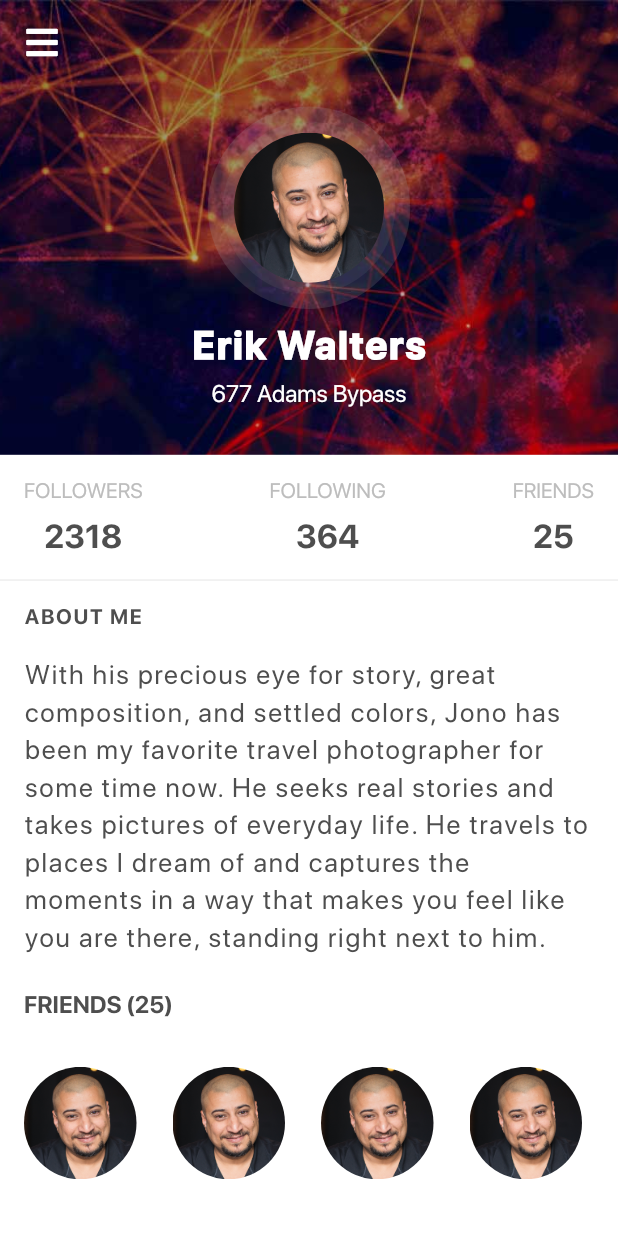
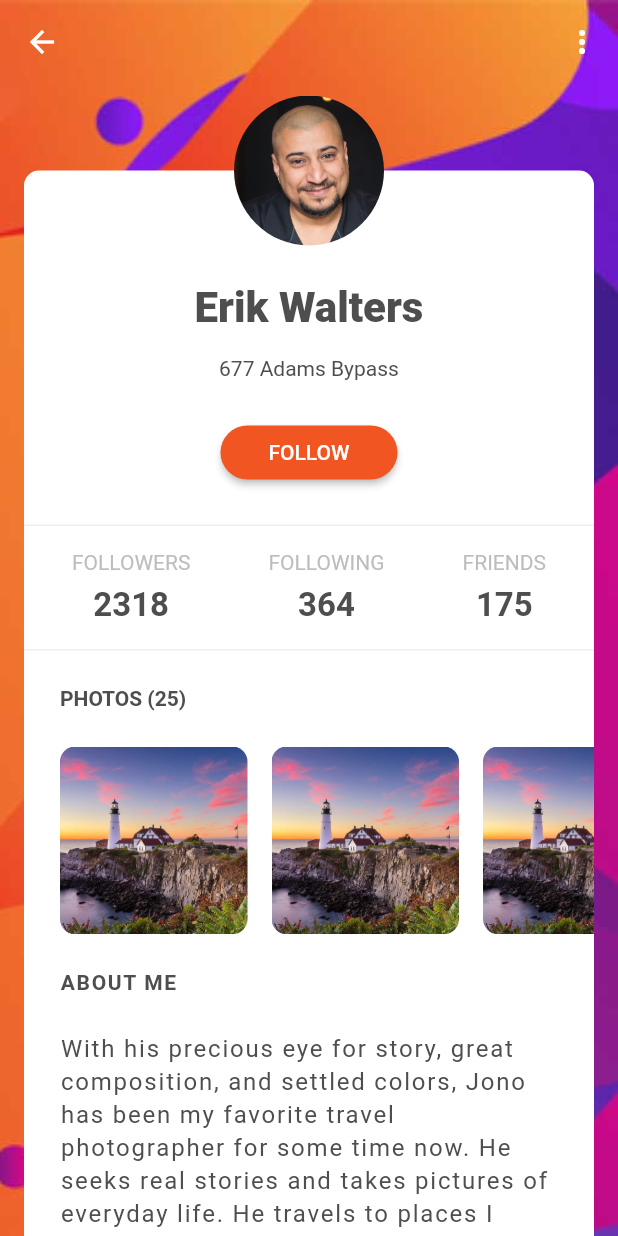
Before and after one commit to hyperionstudios/flutter_ui, a Flutter app: the screen it shows after launch, on a phone screen of 412 x 824 dp. Run offline on Flutter 3.47's test engine with Material 2 defaults, Android fonts, the phone set to English and light mode, and no system bars; our stand-ins replace font_awesome_flutter; project files that could hold a hidden picture were left out.

Commit message:
add profile 3

```diff
--- a/lib/main.dart
+++ b/lib/main.dart
@@ -2,6 +2,7 @@ import 'package:flutter/material.dart';
 
 import 'profiles/profile1/profile_1.dart';
 import 'profiles/profile2/profile2.dart';
+import 'profiles/profile3/profile3.dart';
 
 
 void main() => runApp(MyApp());
@@ -16,7 +17,7 @@ class MyApp extends StatelessWidget {
       theme: ThemeData(
         primarySwatch: Colors.blue,
       ),
-      home: Profile2(),
+      home: Profile3(),
     );
   }
 }
--- /dev/null
+++ b/lib/profiles/profile3/profile.dart
@@ -0,0 +1,10 @@
+class User{
+  String name, address, about;
+  User({this.name, this.address, this.about});
+}
+
+class Profile{
+  User user;
+  int followers, following, friends, photos;
+  Profile({this.user, this.followers, this.following, this.friends , this.photos});
+}
--- /dev/null
+++ b/lib/profiles/profile3/profile3.dart
@@ -0,0 +1,324 @@
+import 'package:flutter/cupertino.dart';
+import 'package:flutter/material.dart';
+import 'package:flutterui/profiles/profile3/profile.dart';
+import 'provider.dart';
+
+class Profile3 extends StatefulWidget {
+  @override
+  _Profile3State createState() => _Profile3State();
+}
+
+class _Profile3State extends State<Profile3> {
+  Profile _profile = ProfileProvider.getProfile();
+
+  @override
+  Widget build(BuildContext context) {
+    return Stack(
+      children: <Widget>[
+        Image.asset(
+          'assets/profiles/profile3bg.jpg',
+          fit: BoxFit.cover,
+          height: MediaQuery.of(context).size.height,
+        ),
+        Scaffold(
+          backgroundColor: Colors.transparent,
+          appBar: AppBar(
+            backgroundColor: Colors.transparent,
+            elevation: 0,
+            leading: IconButton(
+              onPressed: () {},
+              icon: Icon(Icons.arrow_back),
+            ),
+            actions: <Widget>[
+              IconButton(
+                onPressed: () {},
+                icon: Icon(
+                  Icons.more_vert,
+                ),
+              ),
+            ],
+          ),
+          body: Stack(
+            children: <Widget>[
+              _bodyContent(context),
+              _profileImage(context),
+            ],
+          ),
+        ),
+      ],
+    );
+  }
+
+  Widget _bodyContent(BuildContext context) {
+    return Positioned(
+      left: 16,
+      right: 16,
+      top: MediaQuery.of(context).size.height * 0.07,
+      bottom: 0,
+      child: Container(
+        padding: EdgeInsets.only(top: 75),
+        decoration: BoxDecoration(
+          color: Colors.white,
+          borderRadius: BorderRadius.only(
+            topLeft: Radius.circular(10),
+            topRight: Radius.circular(10),
+          ),
+        ),
+        child: ListView(
+          children: <Widget>[
+            Text(
+              _profile.user.name,
+              style: TextStyle(
+                fontWeight: FontWeight.w900,
+                fontSize: 28,
+                color: _textColor,
+              ),
+              textAlign: TextAlign.center,
+            ),
+            Padding(
+              padding: EdgeInsets.only(top: 16, bottom: 24),
+              child: Text(
+                _profile.user.address,
+                style: TextStyle(
+                  color: _textColor,
+                ),
+                textAlign: TextAlign.center,
+              ),
+            ),
+            Padding(
+              padding: EdgeInsets.only(bottom: 24),
+              child: _followButton(context),
+            ),
+            _divider(context),
+            Padding(
+              padding: EdgeInsets.symmetric(horizontal: 16),
+              child: _counters(context),
+            ),
+            _divider(context),
+            Padding(
+              padding: EdgeInsets.all(24),
+              child: Text(
+                'PHOTOS (${_profile.photos.toString()})',
+                style: TextStyle(
+                  color: _textColor,
+                  fontWeight: FontWeight.bold,
+                ),
+              ),
+            ),
+            _photos(context),
+            ... _aboutMe(context),
+            _friends(context),
+            _contacts(context),
+          ],
+        ),
+      ),
+    );
+  }
+
+  Widget _profileImage(BuildContext context) {
+    return Positioned(
+      top: MediaQuery.of(context).size.height * 0.07 - 50,
+      left: MediaQuery.of(context).size.width / 2 - 50,
+      child: Container(
+        width: 100,
+        height: 100,
+        decoration: BoxDecoration(
+          image: DecorationImage(
+            image: ExactAssetImage('assets/shared/ahmad.png'),
+            fit: BoxFit.cover,
+          ),
+          shape: BoxShape.circle,
+        ),
+      ),
+    );
+  }
+
+  Color _buttonColor = Color(0xFFf05522);
+
+  Widget _followButton(BuildContext context) {
+    return Align(
+      child: MaterialButton(
+          color: _buttonColor,
+          onPressed: () {},
+          child: Padding(
+            padding: EdgeInsets.symmetric(horizontal: 16, vertical: 8),
+            child: Text(
+              'FOLLOW',
+              style: TextStyle(color: Colors.white),
+            ),
+          ),
+          shape: RoundedRectangleBorder(
+            borderRadius: BorderRadius.all(
+              Radius.circular(25),
+            ),
+          )),
+    );
+  }
+
+  Widget _divider(BuildContext context) {
+    return Container(
+      height: 1,
+      color: Colors.grey.shade200,
+    );
+  }
+
+  static Color _textColor = Color(0xFF4e4e4e);
+
+  TextStyle _bottomBarTitle = TextStyle(
+    color: Colors.grey.shade400,
+  );
+  TextStyle _bottomBarCounter = TextStyle(
+    color: _textColor,
+    fontSize: 22,
+    fontWeight: FontWeight.bold,
+  );
+
+  Widget _counters(BuildContext context) {
+    return Padding(
+      padding: const EdgeInsets.all(16),
+      child: Row(
+        mainAxisAlignment: MainAxisAlignment.spaceBetween,
+        children: <Widget>[
+          Column(
+            children: <Widget>[
+              Text(
+                'FOLLOWERS',
+                style: _bottomBarTitle,
+              ),
+              SizedBox(
+                height: 8,
+              ),
+              Text(
+                _profile.followers.toString(),
+                style: _bottomBarCounter,
+              ),
+            ],
+          ),
+          Column(
+            children: <Widget>[
+              Text(
+                'FOLLOWING',
+                style: _bottomBarTitle,
+              ),
+              SizedBox(
+                height: 8,
+              ),
+              Text(
+                _profile.following.toString(),
+                style: _bottomBarCounter,
+              ),
+            ],
+          ),
+          Column(
+            children: <Widget>[
+              Text(
+                'FRIENDS',
+                style: _bottomBarTitle,
+              ),
+              SizedBox(
+                height: 8,
+              ),
+              Text(
+                _profile.friends.toString(),
+                style: _bottomBarCounter,
+              ),
+            ],
+          ),
+        ],
+      ),
+    );
+  }
+
+  Widget _photos(BuildContext context) {
+    return Container(
+      width: double.infinity,
+      padding: EdgeInsets.only(left: 24),
+      height: 125,
+      child: ListView(
+        children: List.generate(_profile.photos, (index) {
+          return Container(
+            width: 125,
+            height: 125,
+            margin: EdgeInsets.only(right: 16),
+            decoration: BoxDecoration(
+              image: DecorationImage(
+                image: ExactAssetImage('assets/profiles/landscape_1.jpg'),
+                fit: BoxFit.cover,
+              ),
+              borderRadius: BorderRadius.all(
+                Radius.circular(10),
+              ),
+            ),
+          );
+        }).toList(),
+        scrollDirection: Axis.horizontal,
+      ),
+    );
+  }
+
+  List<Widget> _aboutMe(BuildContext context) {
+    return [
+      Padding(
+        padding: EdgeInsets.symmetric(vertical: 24, horizontal: 24),
+        child: Text(
+          'ABOUT ME',
+          style: TextStyle(
+            color: _textColor,
+            fontWeight: FontWeight.bold,
+            letterSpacing: 1.1,
+          ),
+        ),
+      ),
+      Padding(
+        padding: EdgeInsets.symmetric(horizontal: 24),
+        child: Text(
+          _profile.user.about,
+          style: TextStyle(
+            color: _textColor,
+            fontSize: 16,
+            height: 1.4,
+            letterSpacing: 1.2,
+          ),
+        ),
+      )
+    ];
+  }
+
+  Widget _friends(BuildContext context) {
+    return Padding(
+      padding: const EdgeInsets.all(24),
+      child: Text(
+        "FRIENDS (${_profile.friends.toString()})",
+        style: TextStyle(
+          color: _textColor,
+          fontSize: 16,
+          fontWeight: FontWeight.bold,
+        ),
+      ),
+    );
+  }
+
+  Widget _contacts(BuildContext context) {
+    return Container(
+      width: double.infinity,
+      padding: EdgeInsets.only(left: 24),
+      height: 75,
+      child: ListView(
+        scrollDirection: Axis.horizontal,
+        children: List.generate(25, (index) {
+          return Container(
+            width: 75,
+            margin: EdgeInsets.only(right: 24),
+            decoration: BoxDecoration(
+              image: DecorationImage(
+                image: ExactAssetImage('assets/shared/ahmad.png'),
+                fit: BoxFit.cover,
+              ),
+              shape: BoxShape.circle,
+            ),
+          );
+        }).toList(),
+      ),
+    );
+  }
+}
--- /dev/null
+++ b/lib/profiles/profile3/provider.dart
@@ -0,0 +1,18 @@
+import 'package:flutterui/profiles/profile3/profile.dart';
+
+class ProfileProvider {
+  static Profile getProfile() {
+    return Profile(
+      user: User(
+        name: 'Erik Walters',
+        address: '677 Adams Bypass',
+        about:
+            "With his precious eye for story, great composition, and settled colors, Jono has been my favorite travel photographer for some time now. He seeks real stories and takes pictures of everyday life. He travels to places I dream of and captures the moments in a way that makes you feel like you are there, standing right next to him.",
+      ),
+      followers: 2318,
+      following: 364,
+      friends: 175,
+      photos: 25,
+    );
+  }
+}
```
Also changed, not shown: assets/profiles/profile3bg.jpg (added).
